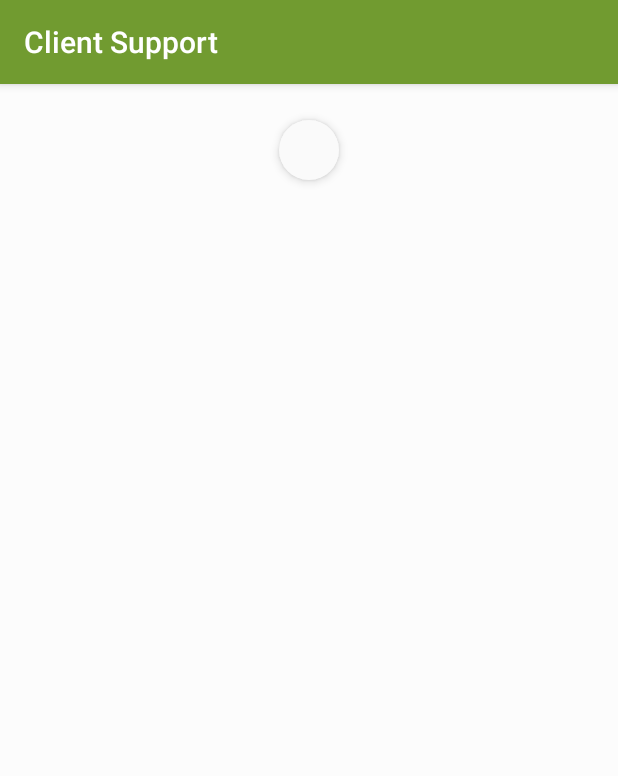
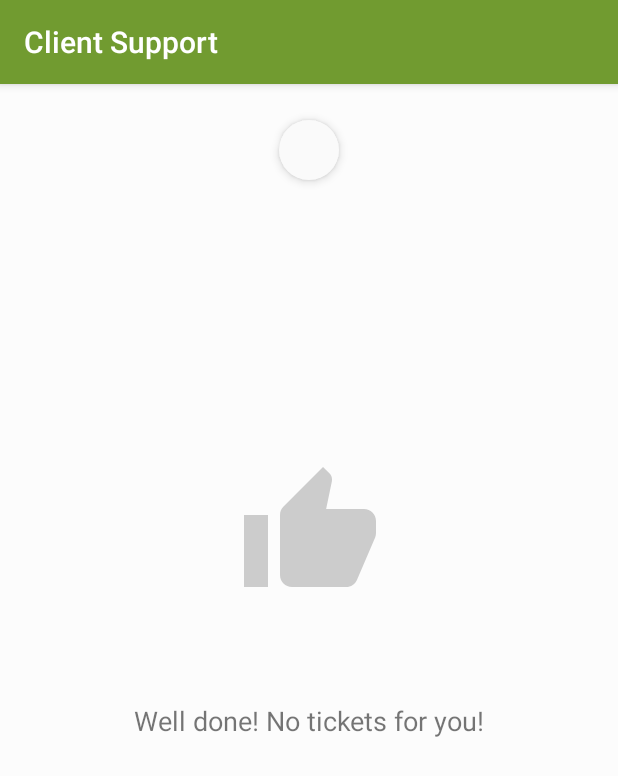
Before and after one commit to vinicius-pmoleta/client-support, an Android app: the screen it shows after launch (TicketsActivity), on a phone screen of 412 x 824 dp. Shown: the top 776 px of the screen. Run offline under Robolectric (Android 15) with nearby library versions, the phone set to English and light mode, and no system bars; our stand-ins replace Dagger/Hilt's generated code, RxJava; 3 statements that could not run were skipped.

Commit message:
Empty state

```diff
--- a/app/build.gradle
+++ b/app/build.gradle
@@ -22,6 +22,8 @@ android {
                 arguments = ["room.schemaLocation": "$projectDir/schemas".toString()]
             }
         }
+
+        vectorDrawables.useSupportLibrary = true
     }
 
     signingConfigs {
--- a/app/src/main/kotlin/com/clientsupport/feature/tickets/presentation/TicketsActivity.kt
+++ b/app/src/main/kotlin/com/clientsupport/feature/tickets/presentation/TicketsActivity.kt
@@ -7,6 +7,8 @@ import android.support.v4.widget.SwipeRefreshLayout
 import android.support.v7.widget.DividerItemDecoration
 import android.support.v7.widget.LinearLayoutManager
 import android.support.v7.widget.RecyclerView
+import android.view.View
+import android.view.ViewGroup
 import com.clientsupport.BuildConfig
 import com.clientsupport.R
 import com.clientsupport.core.ClientSupportApplication
@@ -16,10 +18,10 @@ import com.clientsupport.feature.tickets.di.TicketsFeatureModule
 import com.clientsupport.feature.tickets.presentation.adapter.TicketsAdapter
 import com.clientsupport.feature.tickets.presentation.model.TicketScreenModel
 
-
 class TicketsActivity : BaseActivity<TicketsPresenter>(), TicketsContract.View {
 
     private val pullToRefreshView by lazy { findViewById<SwipeRefreshLayout>(R.id.ticketsPullToRefresh) }
+    private val emptyView by lazy { findViewById<ViewGroup>(R.id.ticketsEmpty) }
     private var ticketsAdapter = TicketsAdapter()
 
     override fun injectDependencies() {
@@ -48,6 +50,14 @@ class TicketsActivity : BaseActivity<TicketsPresenter>(), TicketsContract.View {
         pullToRefreshView.isRefreshing = false
     }
 
+    override fun hideEmptyState() {
+        emptyView.visibility = View.GONE
+    }
+
+    override fun showEmptyState() {
+        emptyView.visibility = View.VISIBLE
+    }
+
     override fun showTickets(tickets: List<TicketScreenModel>) {
         ticketsAdapter.updateTickets(tickets)
     }
--- a/app/src/main/kotlin/com/clientsupport/feature/tickets/presentation/TicketsContract.kt
+++ b/app/src/main/kotlin/com/clientsupport/feature/tickets/presentation/TicketsContract.kt
@@ -10,8 +10,14 @@ interface TicketsContract {
         fun displayProgress()
 
         fun hideProgress()
+
         fun showTickets(tickets: List<TicketScreenModel>)
+
         fun showError()
+
+        fun hideEmptyState()
+
+        fun showEmptyState()
     }
 
     interface Action : BaseContract.Action {
--- a/app/src/main/kotlin/com/clientsupport/feature/tickets/presentation/TicketsPresenter.kt
+++ b/app/src/main/kotlin/com/clientsupport/feature/tickets/presentation/TicketsPresenter.kt
@@ -68,6 +68,11 @@ class TicketsPresenter(
     }
 
     internal fun handleData(tickets: List<Ticket>) {
+        if (tickets.isNotEmpty()) {
+            view.hideEmptyState()
+        } else {
+            view.showEmptyState()
+        }
         view.showTickets(tickets.map { ticket -> converter.toScreenModel(ticket) })
     }
 }
--- /dev/null
+++ b/app/src/main/res/drawable/ic_thumb_up_black_24dp.xml
@@ -0,0 +1,10 @@
+<vector xmlns:android="http://schemas.android.com/apk/res/android"
+    android:width="24dp"
+    android:height="24dp"
+    android:tint="#000000"
+    android:viewportHeight="24.0"
+    android:viewportWidth="24.0">
+    <path
+        android:fillColor="#FF000000"
+        android:pathData="M1,21h4L5,9L1,9v12zM23,10c0,-1.1 -0.9,-2 -2,-2h-6.31l0.95,-4.57 0.03,-0.32c0,-0.41 -0.17,-0.79 -0.44,-1.06L14.17,1 7.59,7.59C7.22,7.95 7,8.45 7,9v10c0,1.1 0.9,2 2,2h9c0.83,0 1.54,-0.5 1.84,-1.22l3.02,-7.05c0.09,-0.23 0.14,-0.47 0.14,-0.73v-1.91l-0.01,-0.01L23,10z" />
+</vector>
--- a/app/src/main/res/layout/activity_tickets.xml
+++ b/app/src/main/res/layout/activity_tickets.xml
@@ -5,6 +5,12 @@
     android:layout_width="match_parent"
     android:layout_height="match_parent"
     tools:context="com.clientsupport.feature.tickets.presentation.TicketsActivity">
+
+    <include
+        android:id="@+id/ticketsEmpty"
+        layout="@layout/empty_tickets_layout"
+        android:layout_width="match_parent"
+        android:layout_height="match_parent" />
 
     <android.support.v4.widget.SwipeRefreshLayout
         android:id="@+id/ticketsPullToRefresh"
@@ -22,7 +28,8 @@
             app:layout_constraintBottom_toBottomOf="parent"
             app:layout_constraintEnd_toEndOf="parent"
             app:layout_constraintStart_toStartOf="parent"
-            app:layout_constraintTop_toTopOf="parent" />
+            app:layout_constraintTop_toTopOf="parent"
+            tools:listitem="@layout/ticket_layout" />
 
     </android.support.v4.widget.SwipeRefreshLayout>
 </android.support.constraint.ConstraintLayout>
--- /dev/null
+++ b/app/src/main/res/layout/empty_tickets_layout.xml
@@ -0,0 +1,32 @@
+<?xml version="1.0" encoding="utf-8"?>
+<android.support.constraint.ConstraintLayout xmlns:android="http://schemas.android.com/apk/res/android"
+    xmlns:app="http://schemas.android.com/apk/res-auto"
+    android:layout_width="match_parent"
+    android:layout_height="match_parent"
+    android:padding="@dimen/appSpacing3">
+
+    <android.support.v7.widget.AppCompatImageView
+        android:id="@+id/appCompatImageView"
+        android:layout_width="96dp"
+        android:layout_height="96dp"
+        android:layout_marginBottom="8dp"
+        android:layout_marginTop="178dp"
+        app:layout_constraintBottom_toTopOf="@+id/textView"
+        app:layout_constraintEnd_toEndOf="@+id/textView"
+        app:layout_constraintStart_toStartOf="@+id/textView"
+        app:layout_constraintTop_toTopOf="parent"
+        app:srcCompat="@drawable/ic_thumb_up_black_24dp"
+        app:tint="#CCCCCC" />
+
+    <TextView
+        android:id="@+id/textView"
+        style="@style/Common.HighlightText"
+        android:layout_width="wrap_content"
+        android:layout_height="wrap_content"
+        android:layout_marginBottom="258dp"
+        android:text="@string/tickets_empty_result"
+        app:layout_constraintBottom_toBottomOf="parent"
+        app:layout_constraintEnd_toEndOf="parent"
+        app:layout_constraintStart_toStartOf="parent"
+        app:layout_constraintTop_toBottomOf="@+id/appCompatImageView" />
+</android.support.constraint.ConstraintLayout>
--- a/app/src/main/res/values/dimens.xml
+++ b/app/src/main/res/values/dimens.xml
@@ -8,7 +8,7 @@
 
     <!-- Text Size -->
     <dimen name="appTextSize1">12sp</dimen>
-    <dimen name="appTextSize2">14dp</dimen>
-    <dimen name="appTextSize3">18dp</dimen>
+    <dimen name="appTextSize2">14sp</dimen>
+    <dimen name="appTextSize3">18sp</dimen>
 
 </resources>
--- a/app/src/main/res/values/strings.xml
+++ b/app/src/main/res/values/strings.xml
@@ -4,6 +4,7 @@
 
     <!-- Ticket -->
     <string name="tickets_generic_error">Sorry, we couldn\'t load your tickets</string>
+    <string name="tickets_empty_result">Well done! No tickets for you!</string>
     <string name="tickets_id">#%d</string>
     <string name="tickets_last_update">Last update: %s</string>
 
```
Also changed, not shown: 1 other file.
